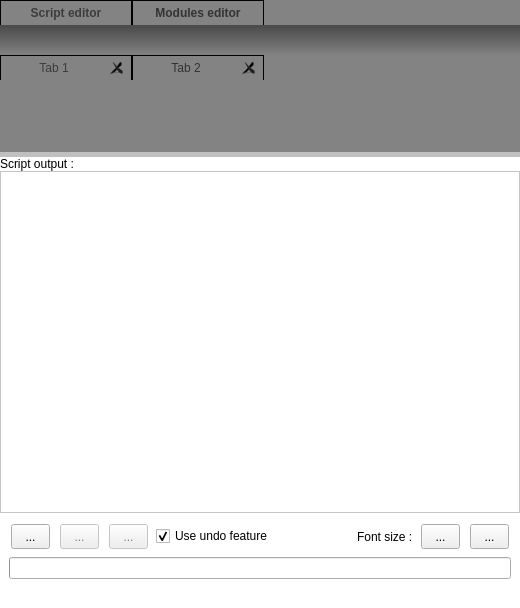
Tulip-Dev/tulip, file plugins/view/PythonScriptView/PythonScriptViewWidget.ui: the form before one commit.
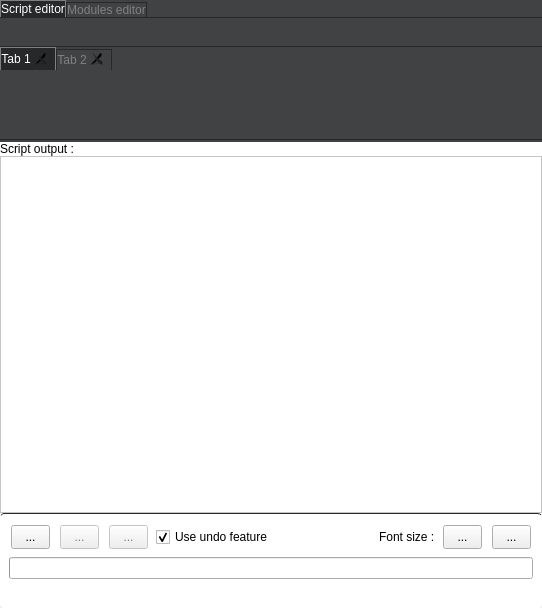
The form after the commit. Icons and pictures are not drawn. Custom widgets are drawn as their Qt base class.

Commit message: redesign Python related widgets in a flat way for a better integration in the revamped Tulip GUI

What changed in the file:
```diff
--- a/plugins/view/PythonScriptView/PythonScriptViewWidget.ui
+++ b/plugins/view/PythonScriptView/PythonScriptViewWidget.ui
@@ -6,7 +6,7 @@
    <rect>
     <x>0</x>
     <y>0</y>
-    <width>520</width>
+    <width>542</width>
     <height>608</height>
    </rect>
   </property>
@@ -20,41 +20,72 @@
    <string>Form</string>
   </property>
   <property name="styleSheet">
-   <string notr="true">QTabWidget:pane {
-border: 0px; 
+   <string notr="true">QTabWidget {
+  background-color: #404244;
+}
+
+QTabWidget::pane {
+  background-color: #404244;
+  border: 1px solid #262829;
+  border-left: 0px;
+  border-right: 0px;
 }
 
 QTabBar::tab {
-   color: #333;
-border: 1px solid #000;
-/*border-top-left-radius: 11px;
-border-top-right-radius: 11px;*/
-border-bottom: none;
-padding: 5px;
-background: qradialgradient(cx: 0.3, cy: -0.4,
-fx: 0.3, fy: -0.4,
-radius: 1.35, stop: 0 #fff, stop: 1 #888);
-min-width:120px;
-height:14px;
-font:bold;
+  border-image:none;
+  border-bottom: 0px;
+  border-top-left-radius: 4px;
+  border-top-right-radius: 4px;
+  min-width: 15ex;
+  padding-bottom: 3px;
+  margin-top: 1px;
+  margin-left: 2px;
+  font: bold;
 }
 
-QTabBar::tab:hover {
-    background: qradialgradient(cx: 0.3, cy: -0.4,
-fx: 0.3, fy: -0.4,
-radius: 1.35, stop: 0 #fff, stop: 1 #bbb);
+QTabBar::tab:!selected {
+  margin-top: 2px;
+  border: 1px solid #262829;
+  border-bottom: 0px;
+  background-color: #404244;
+  color: gray;
+}
+
+QTabBar::tab:!selected:hover {
+  background-color: #565656;
 }
 
 QTabBar::tab:selected {
-    background-color: qlineargradient(x1: 0, y1: 0, x2: 0, y2: 1,
-    stop: 0 #EFEFEF, stop: 1 #EEEEEE);
-    color: #3c3c3c;
+  background-color: #262829;
+  border: 1px solid gray;
+  border-bottom: 0px;
+  color: white;
 }
 
 
+QTabBar::close-button:selected  {
+    image: url(:/tulip/gui/icons/close-selected.svg);
+    background: transparent;
+}
+
+QTabBar::close-button  {
+    image: url(:/tulip/gui/icons/close-unselected.svg);
+    background: transparent;
+}
+
+QTabBar::close-button:hover
+{
+    image: url(:/tulip/gui/icons/close-hover.svg);
+    background: transparent;
+}
+
+QTabBar::close-button:pressed {
+    image: url(:/tulip/gui/icons/close-pressed.svg);
+    background: transparent;
+}
 
 QSplitter::handle {
-background-color: #C0C0C0;
+background-color: #404244;
 border-width:0px;
 }
 
@@ -111,6 +142,14 @@
 border-top-right-radius: 1px;
 border-bottom-right-radius: 1px;
 }
+
+QSplitter::handle:horizontal {
+    width: 0px;
+}
+
+QSplitter::handle:vertical {
+    height: 0px;
+}
 </string>
   </property>
   <layout class="QVBoxLayout" name="verticalLayout_7">
@@ -124,7 +163,8 @@
     <widget class="QSplitter" name="splitter">
      <property name="styleSheet">
       <string notr="true">QSplitter, QFrame {
-background-color:#838383;
+background-color:#404244;
+border-width: 0px;
 }
 
 </string>
@@ -136,7 +176,7 @@
       <bool>true</bool>
      </property>
      <property name="handleWidth">
-      <number>5</number>
+      <number>2</number>
      </property>
      <widget class="PythonTabWidget" name="tabWidget">
       <property name="sizePolicy">
@@ -165,7 +205,7 @@
       <widget class="QWidget" name="tab">
        <property name="styleSheet">
         <string notr="true">#tab {
-    background-color:#838383;
+    background-color:#404244;
 }
 </string>
        </property>
@@ -189,11 +229,11 @@
           </property>
           <property name="styleSheet">
            <string notr="true">QFrame {
-	border-top: black;
-	border-bottom: black;
+	border-top: 1px solid #262829;
+	border-bottom: 1px solid #262829;
 	border-right: black;
 	border-left: black;
-	background-color: qlineargradient(spread:pad, x1:0, y1:0, x2:0, y2:1, stop:0 rgba(73, 73, 73, 255), stop:1 rgba(130, 130, 130, 255));
+	background-color: #404244;
 }
 
 QToolButton {
@@ -227,12 +267,9 @@
 
 QToolButton:checked, QToolButton:checked:pressed, QToolButton:pressed {
 	border-image:none;
-	color: black;
-    background-color: qlineargradient(spread:pad, x1:0, y1:0, x2:1, y2:0, 
-    stop:0 rgba(198, 198, 198, 255), 
-    stop:1 rgba(255, 255, 255, 255));
-	border-top: 1px solid rgba(70,70,70);
-	border-bottom: 1px solid rgba(70,70,70);
+    background-color: #262829;
+	border-left: 1px solid rgba(70,70,70);
+	border-right: 1px solid rgba(70,70,70);
 }
 
 QPushButton::pressed {
@@ -267,6 +304,7 @@
 
 QTabWidget::pane { /* The tab widget frame */
      border-top: none;
+     border-bottom:none;
  }
 
 
@@ -431,6 +469,7 @@
         <widget class="QLabel" name="label">
          <property name="styleSheet">
           <string notr="true">background-color:white;
+border: none;
 </string>
          </property>
          <property name="lineWidth">
@@ -474,6 +513,11 @@
      <property name="styleSheet">
       <string notr="true">QFrame {
 background-color: white;
+}
+
+#scriptControlFrame {
+border-top: 1px solid #262829;
+border-radius: 4px;
 }</string>
      </property>
      <property name="frameShape">
```
Left out of the diff: 88 changed lines with no effect on the pictures. The commit also changes 4 other files.
